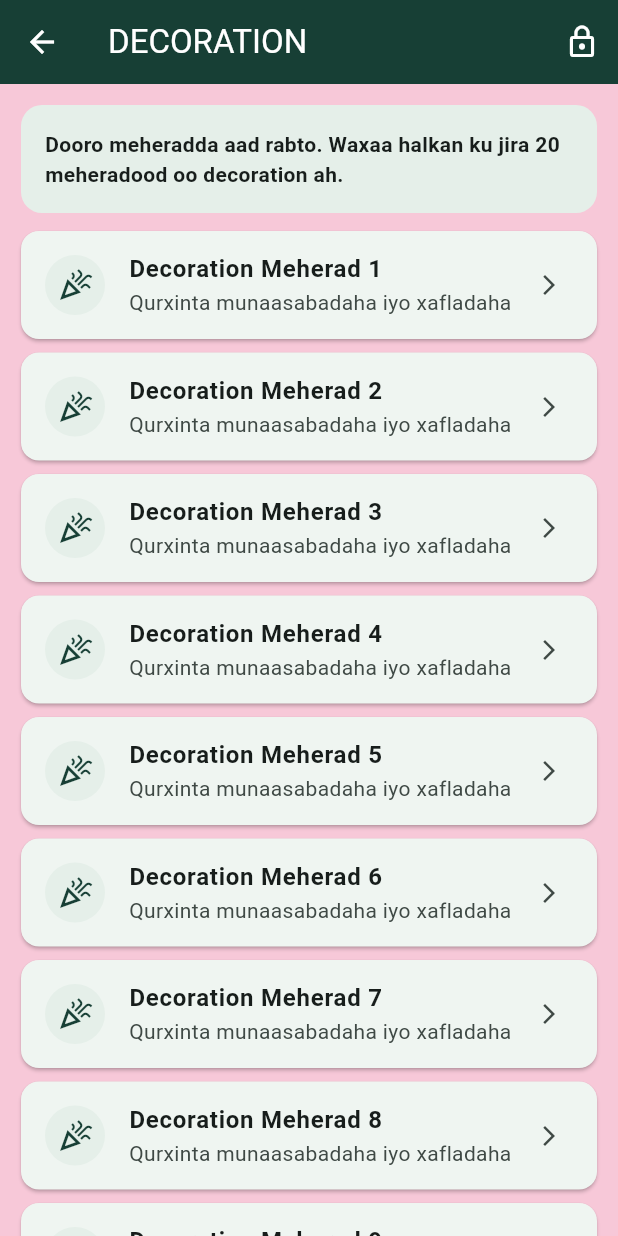
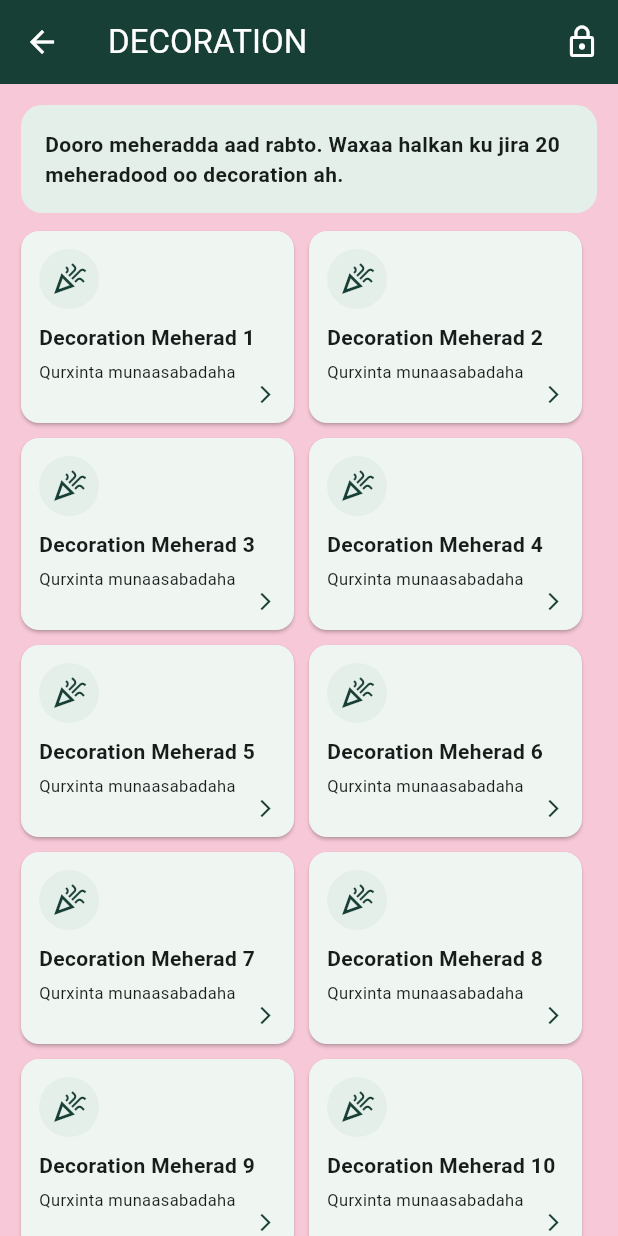
Before and after one commit to hakiemi277-hash/Salon-Booking, a Flutter app: the ProviderDirectoryPage screen opened directly, on a phone screen of 412 x 824 dp. Run offline on Flutter 3.47's test engine with Material 3 defaults, Android fonts, the phone set to English and light mode, and no system bars; our stand-ins replace shared_preferences; accounts and stored records are empty; network calls fail.

Commit message:
Show salon, cake and decoration merchants in two-column grids

```diff
--- a/lib/main.dart
+++ b/lib/main.dart
@@ -510,7 +510,7 @@ class _HomePageState extends State<HomePage> {
         const Text('BALLAN QABSO — SALON', style: TextStyle(fontSize: 20, fontWeight: FontWeight.bold, color: green)),
         const SizedBox(height: 6), const Text('SALON-LADA', style: TextStyle(fontSize: 17, fontWeight: FontWeight.bold)),
         const SizedBox(height: 8), OutlinedButton.icon(onPressed:()=>Navigator.push(context,MaterialPageRoute(builder:(_)=>const FullPackagesPage(category:'SALON'))),icon:const Icon(Icons.inventory_2),label:const Text('FULL PACKAGE')),
-        const SizedBox(height: 10), ...List.generate(salons.length, salonCard),
+        const SizedBox(height: 10), Wrap(spacing: 10, runSpacing: 10, children: List.generate(salons.length, (i) => SizedBox(width: (MediaQuery.of(context).size.width - 48) / 2, child: salonCard(i)))),
       ],
       if (selectedSection == 1) ...[
         const SizedBox(height: 20),
@@ -690,19 +690,29 @@ class _ProviderDirectoryPageState extends State<ProviderDirectoryPage> {
           (widget.isCake ? 'cakes' : 'decoration') + ' ah.', style: const TextStyle(fontWeight: FontWeight.w600))),
       if (adminMode) const Padding(padding: EdgeInsets.only(top: 8), child: Text('ADMIN DEMO: lambarrada halkan lagu kaydiyo waxay ku jiraan telefoonkan oo keliya.', style: TextStyle(color: Colors.deepOrange, fontSize: 12))),
       const SizedBox(height: 12),
-      ...List.generate(providers.length, (i) {
+      Wrap(spacing: 10, runSpacing: 10, children: List.generate(providers.length, (i) {
         final provider = providers[i];
-        return Card(margin: const EdgeInsets.only(bottom: 9), child: ListTile(
-          leading: CircleAvatar(backgroundColor: const Color(0xFFE5EFE9),
-            child: Icon(widget.isCake ? Icons.cake_outlined : Icons.celebration_outlined, color: green)),
-          title: Text(provider, style: const TextStyle(fontWeight: FontWeight.bold)),
-          subtitle: Text(widget.isCake ? 'Cake design iyo dalabyo' : 'Qurxinta munaasabadaha iyo xafladaha'),
-          trailing: adminMode ? IconButton(icon: const Icon(Icons.phone), onPressed: () => _editNumber(provider)) : const Icon(Icons.arrow_forward_ios, size: 16),
-          onTap: adminMode ? () => _editNumber(provider) : () => Navigator.push(context, MaterialPageRoute(builder: (_) =>
-            widget.isCake ? CakePage(providerName: provider, whatsappNumber: numbers[provider] ?? '') :
-              DecorationBookingPage(providerName: provider, whatsappNumber: numbers[provider] ?? ''))),
+        return SizedBox(width: (MediaQuery.of(context).size.width - 48) / 2, child: Card(
+          margin: EdgeInsets.zero,
+          child: InkWell(
+            borderRadius: BorderRadius.circular(12),
+            onTap: adminMode ? () => _editNumber(provider) : () => Navigator.push(context, MaterialPageRoute(builder: (_) =>
+              widget.isCake ? CakePage(providerName: provider, whatsappNumber: numbers[provider] ?? '') :
+                DecorationBookingPage(providerName: provider, whatsappNumber: numbers[provider] ?? ''))),
+            child: Padding(padding: const EdgeInsets.all(12), child: Column(crossAxisAlignment: CrossAxisAlignment.start, children: [
+              CircleAvatar(backgroundColor: const Color(0xFFE5EFE9),
+                child: Icon(widget.isCake ? Icons.cake_outlined : Icons.celebration_outlined, color: green)),
+              const SizedBox(height: 9),
+              Text(provider, style: const TextStyle(fontWeight: FontWeight.bold)),
+              const SizedBox(height: 5),
+              Text(widget.isCake ? 'Cake design iyo dalabyo' : 'Qurxinta munaasabadaha', maxLines: 2, overflow: TextOverflow.ellipsis, style: const TextStyle(fontSize: 11)),
+              Align(alignment: Alignment.centerRight, child: adminMode
+                ? IconButton(padding: EdgeInsets.zero, constraints: const BoxConstraints(), icon: const Icon(Icons.phone, size: 18), onPressed: () => _editNumber(provider))
+                : const Icon(Icons.arrow_forward_ios, size: 14, color: green)),
+            ])),
+          ),
         ));
-      }),
+      })),
     ]),
   );
 }
```
